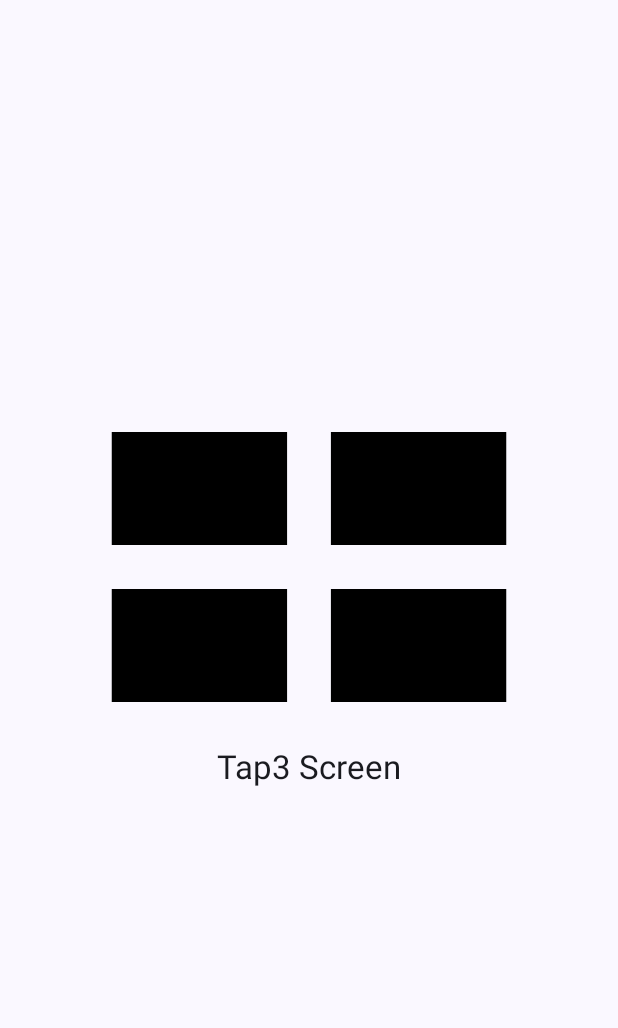
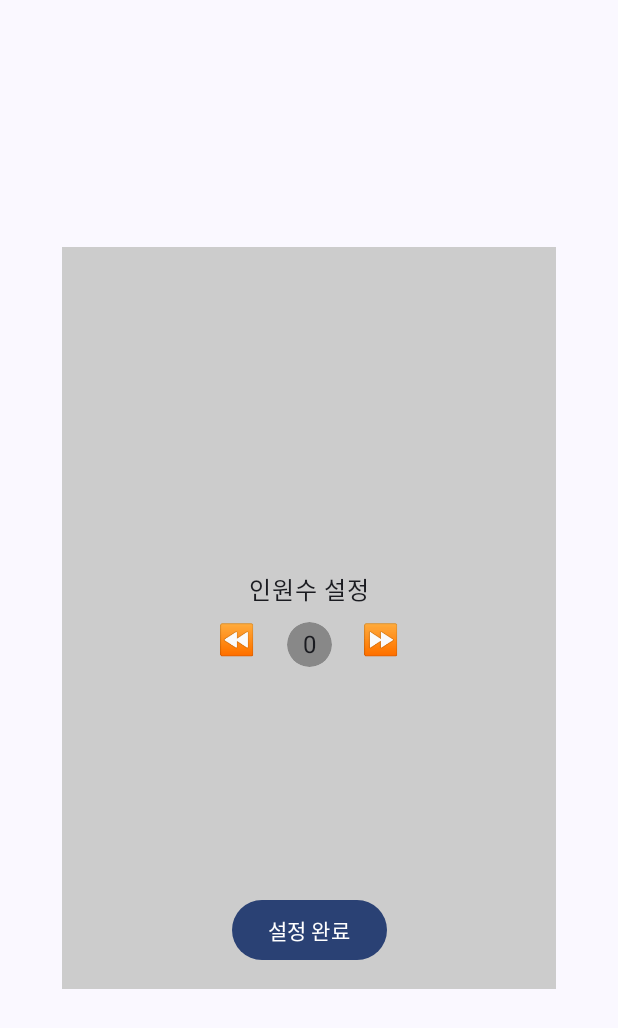
Before and after one commit to madcamp12/madcamp-week1, an Android app built with Jetpack Compose: the composable Tap3Screen shown on its own in the app's theme, on a phone screen of 412 x 824 dp. Shown: the top 1028 px of the screen. Run offline under Robolectric (Android 15) with nearby library versions, the phone set to English and light mode, and no system bars.

Commit message:
[Feat] Tab-3 Skeleton

```diff
--- a/app/src/main/java/com/example/week1/screens/Tap3Screen.kt
+++ b/app/src/main/java/com/example/week1/screens/Tap3Screen.kt
@@ -1,52 +1,181 @@
 package com.example.week1.screens
 
+import android.graphics.Color
+import androidx.compose.foundation.ExperimentalFoundationApi
 import androidx.compose.foundation.Image
+import androidx.compose.foundation.background
+import androidx.compose.foundation.clickable
 import androidx.compose.foundation.layout.*
+import androidx.compose.foundation.lazy.LazyColumn
+import androidx.compose.foundation.shape.CircleShape
+import androidx.compose.material3.Button
+import androidx.compose.material3.ExperimentalMaterial3Api
 import androidx.compose.material3.MaterialTheme
+import androidx.compose.material3.OutlinedTextField
 import androidx.compose.material3.Surface
 import androidx.compose.material3.Text
+import androidx.compose.material3.TextField
 import androidx.compose.runtime.Composable
+import androidx.compose.runtime.getValue
+import androidx.compose.runtime.mutableStateOf
+import androidx.compose.runtime.remember
+import androidx.compose.runtime.setValue
 import androidx.compose.ui.Alignment
 import androidx.compose.ui.Modifier
 import androidx.compose.ui.draw.clip
 import androidx.compose.ui.layout.ContentScale
 import androidx.compose.ui.res.painterResource
+import androidx.compose.ui.tooling.preview.Preview
 import androidx.compose.ui.unit.dp
+import androidx.compose.ui.unit.sp
 import androidx.navigation.NavController
 import com.example.week1.R
 import com.example.week1.ui.theme.Week1Theme
+import kotlin.random.Random
+
+private var player_number: Int = 0
+private var candidates = mutableListOf<String>()
 
 @Composable
 fun Tap3Screen(navController: NavController) {
-    Week1Theme {
-        Surface(
-            modifier = Modifier.fillMaxSize(),
-            color = MaterialTheme.colorScheme.background
+    Box(modifier = Modifier.fillMaxSize(), contentAlignment = Alignment.Center){
+        var content: Int by remember { mutableStateOf(0) }
+
+        Box (modifier = Modifier
+            .fillMaxWidth(0.8f)
+            .fillMaxHeight(0.6f)
+            .background(color = androidx.compose.ui.graphics.Color.LightGray)){
+            Box(modifier = Modifier
+                .align(Alignment.Center)
+                .fillMaxHeight(0.6f),
+                contentAlignment = Alignment.Center) {
+                if (content == 0) {
+                    checkNumber()
+                }else if(content == 1){
+                    makeCandidates()
+                }else if(content == 2){
+                    selected_candidate()
+                }
+            }
+
+            Button(onClick = ff@{
+                if (content == 0){
+                    if(player_number == 0) {return@ff}
+                    content++
+                } else if(content == 1){
+                    content++
+                } else if (content == 2) {
+                    player_number = 0
+                    content = 0
+                }
+            }, modifier = Modifier
+                .padding(bottom = 15.dp)
+                .align(Alignment.BottomCenter)) {
+                if (content == 0) {
+                    Text("설정 완료")
+                } else if (content == 1) {
+                    Text("뽑기!")
+                } else if (content == 2) {
+                    Text("다시 하기")
+                }
+            }
+        }
+
+    }
+}
+
+@Composable
+fun checkNumber() {
+    var number: Int by remember { mutableStateOf(player_number) }
+
+    Column(modifier = Modifier.background(color = androidx.compose.ui.graphics.Color.LightGray)){
+
+        Row(
+            horizontalArrangement = Arrangement.Center,
+            modifier = Modifier.fillMaxWidth()
         ) {
-            Column(
-                modifier = Modifier.fillMaxSize().padding(15.dp),
-                horizontalAlignment = Alignment.CenterHorizontally,
-                verticalArrangement = Arrangement.Center
+            Text(text = "인원수 설정")
+        }
+
+        Spacer(modifier = Modifier.height(10.dp))
+
+        Row(
+            modifier = Modifier
+                .padding(start = 15.dp, end = 15.dp)
+                .fillMaxWidth(),
+            horizontalArrangement = Arrangement.Center
+        ) {
+
+            Text(text = "⏪",
+                fontSize = 20.sp,
+                modifier = Modifier
+                    .padding(end = 20.dp)
+                    .clickable {
+                        if (number > 0) {
+                            number -= 1
+                            player_number = number
+                        }
+                    })
+
+            Box(
+                modifier = Modifier
+                    .clip(CircleShape)
+                    .background(
+                        color = androidx.compose.ui.graphics.Color.Gray,
+                        shape = CircleShape
+                    )
+                    .width(30.dp)
+                    .height(30.dp)
             ) {
-                Box(
-                    modifier = Modifier.fillMaxWidth()
-                        .height(200.dp)
-                        .padding(horizontal = 15.dp, vertical = 10.dp)
-                        .clip(MaterialTheme.shapes.large)
-                ) {
-                    Image(
-                        painter = painterResource(R.drawable.baseline_window_24),
-                        contentDescription = "home_screen_bg",
-                        contentScale = ContentScale.Crop,
-                        modifier = Modifier.fillMaxSize()
-                    )
-                }
-                Text(
-                    "Tap3 Screen",
-                    style = MaterialTheme.typography.titleLarge,
-                    modifier = Modifier.padding(vertical = 20.dp)
-                )
+
+                Text(text = "$number", modifier = Modifier.align(Alignment.Center))
             }
+
+            Text(text = "⏩",
+                fontSize = 20.sp,
+                modifier = Modifier
+                    .padding(start = 20.dp)
+                    .clickable {
+                        if (number < 10) {
+                            number += 1
+                            player_number = number
+                        }
+                    })
         }
     }
 }
+
+@Composable
+fun makeCandidates(){
+    candidates = MutableList(player_number) { "" }
+
+    LazyColumn{
+        items(player_number){idx ->
+            input_filed(idx = idx)
+        }
+    }
+}
+
+@OptIn(ExperimentalMaterial3Api::class)
+@Composable
+private fun input_filed(idx: Int){
+    val idx: Int = idx
+    var text by remember { mutableStateOf("")}
+
+    OutlinedTextField(
+         value = text,
+        onValueChange = {
+            text = it
+            candidates.set(idx, text)},
+        label = {Text("후보 ${idx + 1}")}
+    )
+}
+
+@Composable
+fun selected_candidate(){
+    val random = Random(seed = System.currentTimeMillis())
+    val selected_idx:Int = random.nextInt(player_number)
+    val selected_text:String = candidates.get(selected_idx)
+
+    Text(text = "$selected_text")
+}
```
